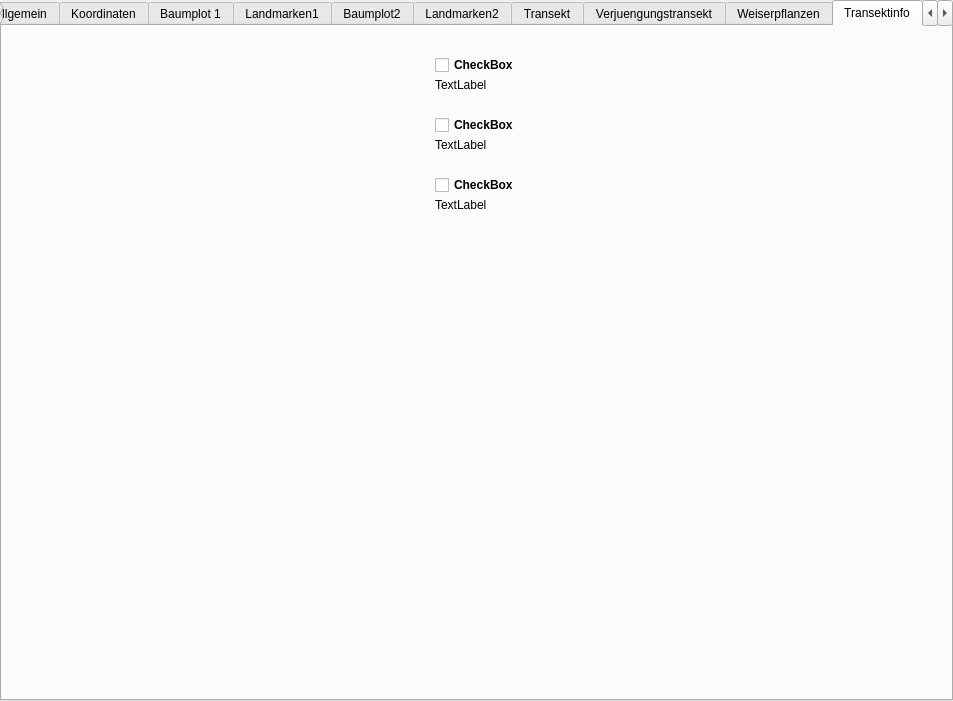
Old version of the form fim/gui/form/vwm.ui in the repository b-lack/qgis-fim-plugin.
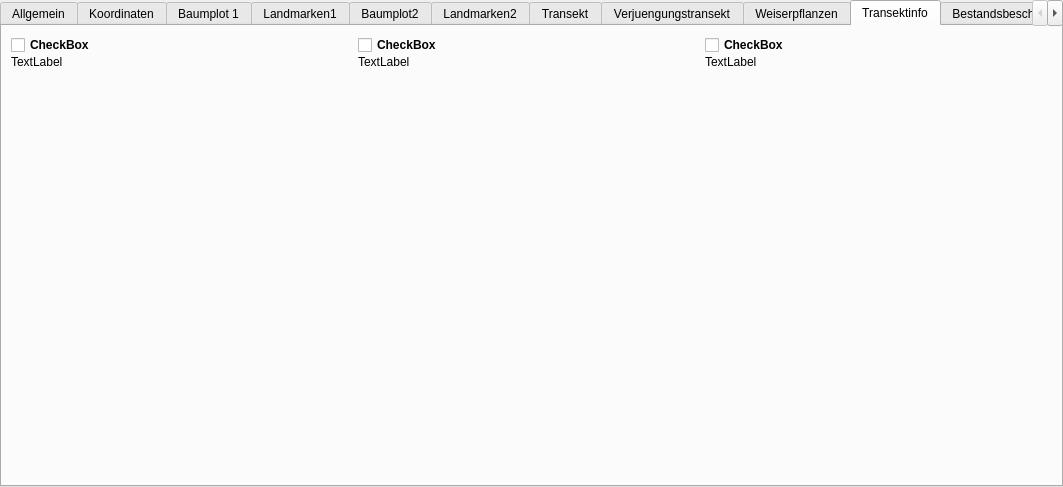
New version of the form. The open tabs and pages were chosen to show the change. Custom widgets are drawn as their Qt base class.

```diff
--- a/fim/gui/form/vwm.ui
+++ b/fim/gui/form/vwm.ui
@@ -6,10 +6,16 @@
    <rect>
     <x>0</x>
     <y>0</y>
-    <width>953</width>
-    <height>701</height>
+    <width>1063</width>
+    <height>487</height>
    </rect>
   </property>
+  <property name="sizePolicy">
+   <sizepolicy hsizetype="Preferred" vsizetype="Expanding">
+    <horstretch>0</horstretch>
+    <verstretch>0</verstretch>
+   </sizepolicy>
+  </property>
   <property name="windowTitle">
    <string>Form</string>
   </property>
@@ -3961,69 +3967,12 @@
        <property name="verticalSpacing">
         <number>3</number>
        </property>
-       <item row="1" column="1">
-        <widget class="QCheckBox" name="transektfrassmaus">
-         <property name="font">
-          <font>
-           <weight>75</weight>
-           <bold>true</bold>
-          </font>
+       <item row="0" column="0">
+        <layout class="QGridLayout" name="gridLayout_49">
+         <property name="topMargin">
+          <number>0</number>
          </property>
-         <property name="text">
-          <string>CheckBox</string>
-         </property>
-        </widget>
-       </item>
-       <item row="6" column="1">
-        <spacer name="verticalSpacer_25">
-         <property name="orientation">
-          <enum>Qt::Vertical</enum>
-         </property>
-         <property name="sizeType">
-          <enum>QSizePolicy::Fixed</enum>
-         </property>
-         <property name="sizeHint" stdset="0">
-          <size>
-           <width>20</width>
-           <height>20</height>
-          </size>
-         </property>
-        </spacer>
-       </item>
-       <item row="4" column="2">
-        <spacer name="horizontalSpacer_24">
-         <property name="orientation">
-          <enum>Qt::Horizontal</enum>
-         </property>
-         <property name="sizeHint" stdset="0">
-          <size>
-           <width>40</width>
-           <height>20</height>
-          </size>
-         </property>
-        </spacer>
-       </item>
-       <item row="5" column="1">
-        <widget class="QLabel" name="transektfrasshaseDescription">
-         <property name="text">
-          <string>TextLabel</string>
-         </property>
-        </widget>
-       </item>
-       <item row="4" column="1">
-        <widget class="QCheckBox" name="transektfrasshase">
-         <property name="font">
-          <font>
-           <weight>75</weight>
-           <bold>true</bold>
-          </font>
-         </property>
-         <property name="text">
-          <string>CheckBox</string>
-         </property>
-        </widget>
-       </item>
-       <item row="2" column="1">
+         <item row="1" column="0">
         <widget class="QLabel" name="transektfrassmausDescription">
          <property name="sizePolicy">
           <sizepolicy hsizetype="Preferred" vsizetype="Fixed">
@@ -4036,14 +3985,40 @@
          </property>
         </widget>
        </item>
-       <item row="8" column="1">
-        <widget class="QLabel" name="transektfrassbieberDescription">
+         <item row="0" column="1">
+          <widget class="QCheckBox" name="transektfrasshase">
+           <property name="font">
+            <font>
+             <weight>75</weight>
+             <bold>true</bold>
+            </font>
+           </property>
+           <property name="text">
+            <string>CheckBox</string>
+           </property>
+          </widget>
+         </item>
+         <item row="1" column="1">
+          <widget class="QLabel" name="transektfrasshaseDescription">
          <property name="text">
           <string>TextLabel</string>
          </property>
         </widget>
        </item>
-       <item row="7" column="1">
+         <item row="0" column="0">
+          <widget class="QCheckBox" name="transektfrassmaus">
+           <property name="font">
+            <font>
+             <weight>75</weight>
+             <bold>true</bold>
+            </font>
+           </property>
+           <property name="text">
+            <string>CheckBox</string>
+           </property>
+          </widget>
+         </item>
+         <item row="0" column="2">
         <widget class="QCheckBox" name="transektfrassbieber">
          <property name="font">
           <font>
@@ -4056,55 +4031,22 @@
          </property>
         </widget>
        </item>
-       <item row="9" column="1">
-        <spacer name="verticalSpacer_29">
-         <property name="orientation">
-          <enum>Qt::Vertical</enum>
-         </property>
-         <property name="sizeHint" stdset="0">
-          <size>
-           <width>20</width>
-           <height>40</height>
-          </size>
-         </property>
-        </spacer>
-       </item>
-       <item row="3" column="1">
+         <item row="1" column="2">
+          <widget class="QLabel" name="transektfrassbieberDescription">
+           <property name="text">
+            <string>TextLabel</string>
+           </property>
+          </widget>
+         </item>
+        </layout>
+       </item>
+       <item row="3" column="0">
         <spacer name="verticalSpacer">
          <property name="orientation">
           <enum>Qt::Vertical</enum>
          </property>
          <property name="sizeType">
-          <enum>QSizePolicy::Fixed</enum>
-         </property>
-         <property name="sizeHint" stdset="0">
-          <size>
-           <width>20</width>
-           <height>20</height>
-          </size>
-         </property>
-        </spacer>
-       </item>
-       <item row="7" column="0">
-        <spacer name="horizontalSpacer_23">
-         <property name="orientation">
-          <enum>Qt::Horizontal</enum>
-         </property>
-         <property name="sizeHint" stdset="0">
-          <size>
-           <width>40</width>
-           <height>20</height>
-          </size>
-         </property>
-        </spacer>
-       </item>
-       <item row="0" column="1">
-        <spacer name="verticalSpacer_26">
-         <property name="orientation">
-          <enum>Qt::Vertical</enum>
-         </property>
-         <property name="sizeType">
-          <enum>QSizePolicy::Fixed</enum>
+          <enum>QSizePolicy::MinimumExpanding</enum>
          </property>
          <property name="sizeHint" stdset="0">
           <size>
```
Left out of the diff: 254 changed lines with no effect on the pictures. Lines whose indentation alone changed are shown as unchanged.
